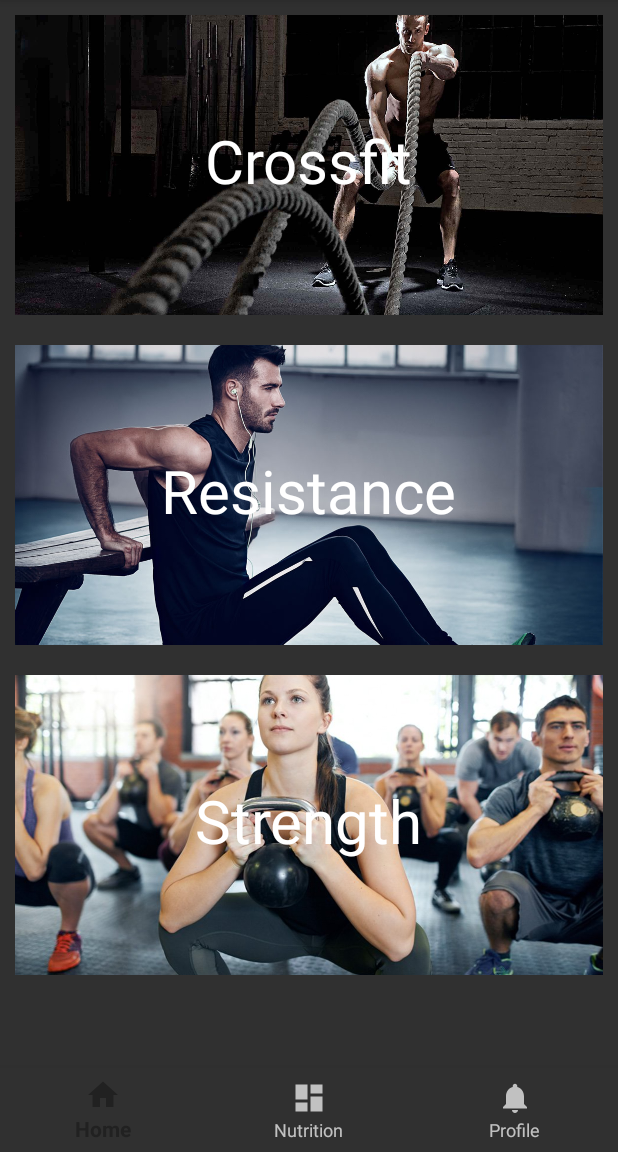
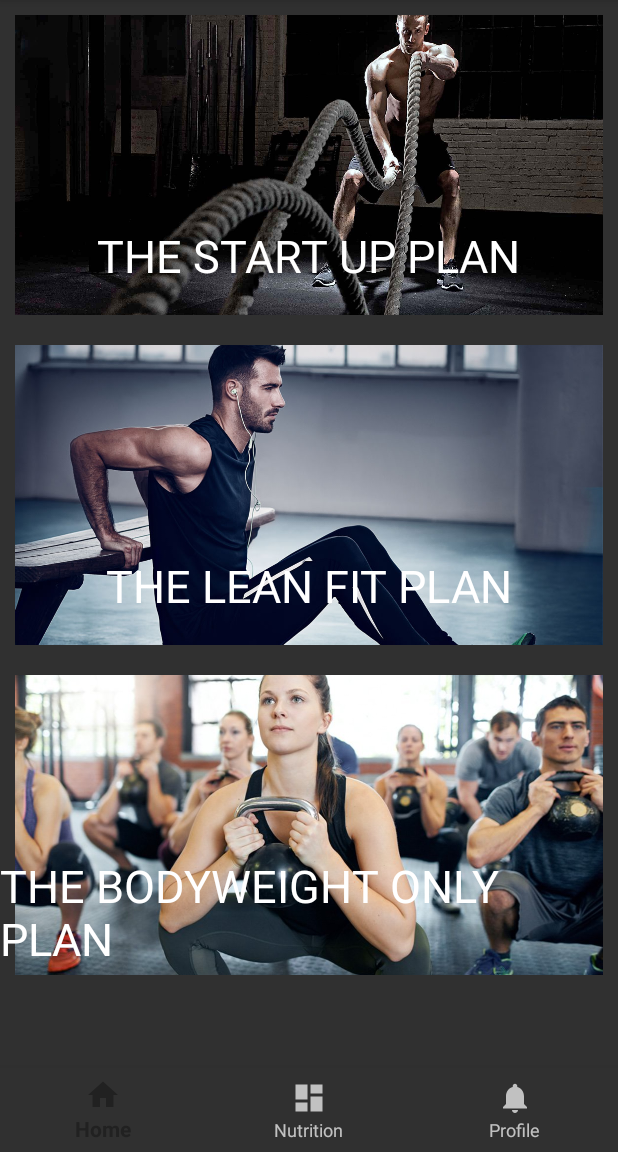
Before and after one commit to twishasaraiya/Fitness_App, an Android app: the screen it shows after launch once a user with an empty profile is signed in (MainActivity), on a phone screen of 412 x 824 dp, the part 84-1236 px from its top. Run offline under Robolectric (Android 15) with nearby library versions, the phone set to English and light mode, and no system bars; our stand-ins replace Firebase (no records; nobody signed in at launch, a user with empty details on screens opened directly); 15 statements that could not run were skipped.

```diff
--- a/app/build.gradle
+++ b/app/build.gradle
@@ -30,6 +30,7 @@ dependencies {
     androidTestImplementation 'com.android.support.test.espresso:espresso-core:3.0.1'
     compile 'com.google.firebase:firebase-auth:11.8.0'
     compile 'com.google.android.gms:play-services-auth:11.8.0'
+    compile 'com.google.android.gms:play-services-fitness:11.8.0'
 }
 
 apply plugin: 'com.google.gms.google-services'
--- a/app/src/main/AndroidManifest.xml
+++ b/app/src/main/AndroidManifest.xml
@@ -14,8 +14,8 @@
         android:theme="@style/Theme.AppCompat">
         <activity
             android:name=".WelcomeActivity"
-            android:theme="@style/Theme.AppCompat"
-            android:exported="true">
+            android:exported="true"
+            android:theme="@style/Theme.AppCompat.NoActionBar">
             <intent-filter>
                 <action android:name="android.intent.action.MAIN" />
 
@@ -28,6 +28,7 @@
             android:name=".DisplayMessageActivity"
             android:parentActivityName=".MainActivity" />
         <activity android:name=".ProfileActivity" />
+        <activity android:name=".BeginnerWorkout"></activity>
     </application>
 
 </manifest>
--- a/app/src/main/java/com/example/FirstApp2/MainActivity.java
+++ b/app/src/main/java/com/example/FirstApp2/MainActivity.java
@@ -36,8 +36,8 @@ public class MainActivity extends AppCompatActivity implements BottomNavigationV
         String message;
         switch(view.getId()){
             case R.id.imageView1:
-                    intent =new Intent(this, DisplayMessageActivity.class);
-                    message="Crossfit";
+                    intent =new Intent(this, BeginnerWorkout.class);
+                    message="THE STARTUP PLAN";
                     intent.putExtra(EXTRA_MESSAGE,message);
                     startActivity(intent);
                 break;
--- a/app/src/main/java/com/example/FirstApp2/WelcomeActivity.java
+++ b/app/src/main/java/com/example/FirstApp2/WelcomeActivity.java
@@ -24,7 +24,6 @@ public class WelcomeActivity extends AppCompatActivity {
     private TextView[] dots;
     private int[] layouts;
     private Button btnSkip, btnNext;
-    private PrefManager prefManager;
     private FirebaseAuth mAuth;
 
     @Override
--- a/app/src/main/res/layout/activity_main.xml
+++ b/app/src/main/res/layout/activity_main.xml
@@ -36,13 +36,14 @@
             <TextView
                 android:layout_width="wrap_content"
                 android:layout_height="wrap_content"
-                android:text="Crossfit"
+                android:text="THE START UP PLAN"
                 android:textColor="#fff"
-                android:textSize="40sp"
+                android:textSize="30sp"
                 tools:ignore="HardcodedText"
                 android:layout_alignParentTop="true"
                 android:layout_centerHorizontal="true"
-                android:layout_marginTop="80dp"
+                android:layout_marginTop="150dp"
+                android:textAlignment="center"
                 />
 
             <ImageView
@@ -60,13 +61,13 @@
             <TextView
                 android:layout_width="wrap_content"
                 android:layout_height="wrap_content"
-                android:text="Resistance"
+                android:text="THE LEAN FIT PLAN"
                 android:textColor="#fff"
-                android:textSize="40sp"
+                android:textSize="30sp"
                 tools:ignore="HardcodedText"
                 android:layout_alignParentTop="true"
                 android:layout_centerHorizontal="true"
-                android:layout_marginTop="300dp"
+                android:layout_marginTop="370dp"
                 />
 
             <ImageView
@@ -85,13 +86,13 @@
             <TextView
                 android:layout_width="wrap_content"
                 android:layout_height="wrap_content"
-                android:text="Strength"
+                android:text="THE BODYWEIGHT ONLY PLAN"
                 android:textColor="#fff"
-                android:textSize="40sp"
+                android:textSize="30sp"
                 tools:ignore="HardcodedText"
                 android:layout_alignParentTop="true"
                 android:layout_centerHorizontal="true"
-                android:layout_marginTop="520dp"
+                android:layout_marginTop="570dp"
                 />
 
         </RelativeLayout>
```
